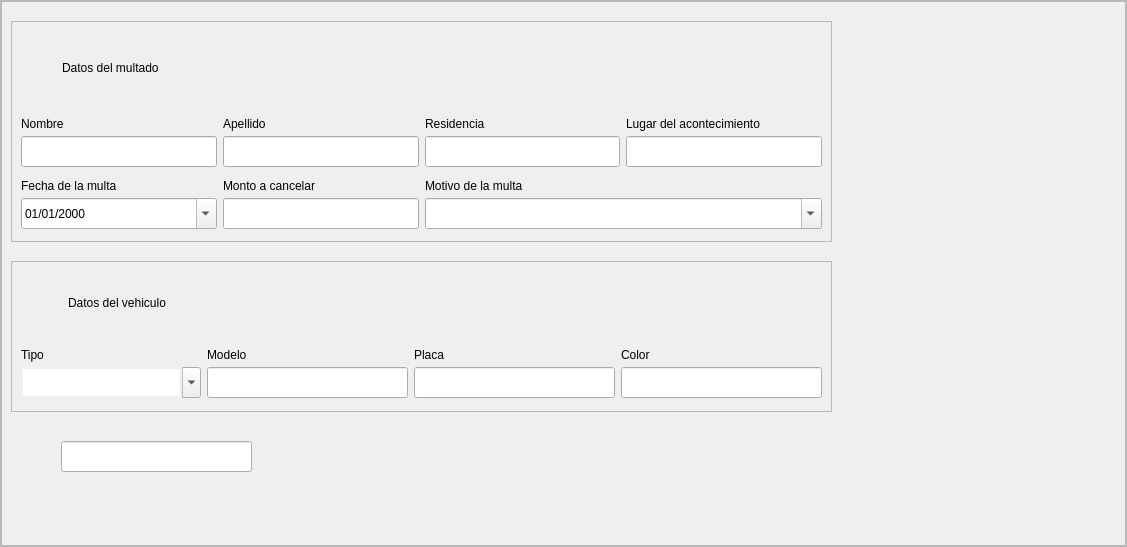
Enmanuel-86/MultasLoader, file src/ui/pantalla_multados_view.ui: the form before one commit.
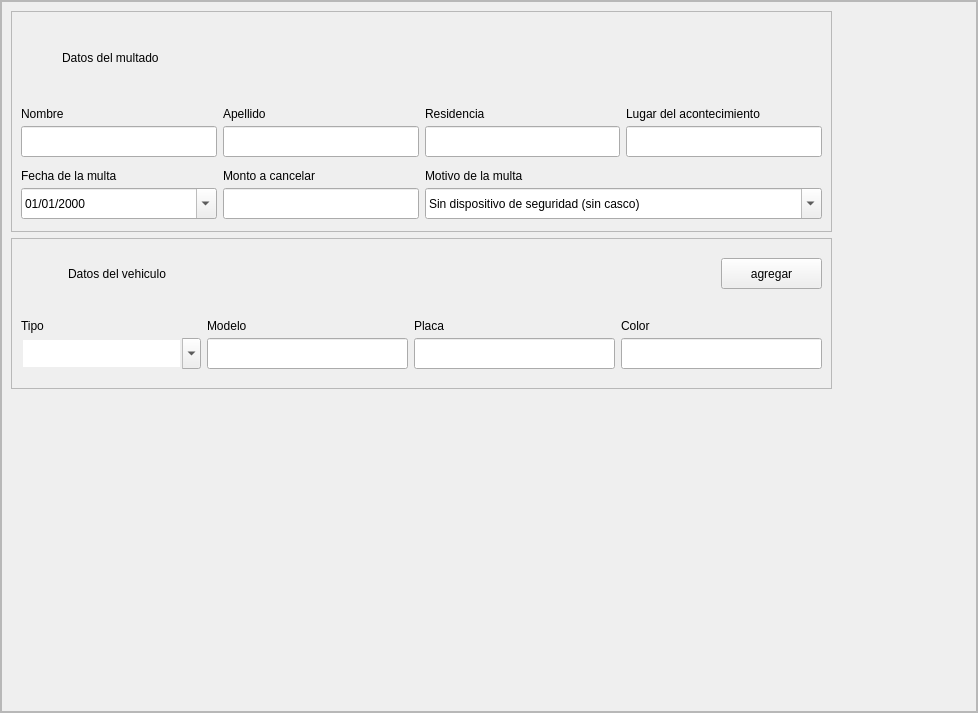
The form after the commit. Icons and pictures are not drawn.

```diff
--- a/src/ui/pantalla_multados_view.ui
+++ b/src/ui/pantalla_multados_view.ui
@@ -6,8 +6,8 @@
    <rect>
     <x>0</x>
     <y>0</y>
-    <width>1127</width>
-    <height>547</height>
+    <width>978</width>
+    <height>713</height>
    </rect>
   </property>
   <property name="windowTitle">
@@ -402,8 +402,8 @@
        <rect>
         <x>0</x>
         <y>0</y>
-        <width>1125</width>
-        <height>545</height>
+        <width>976</width>
+        <height>711</height>
        </rect>
       </property>
       <layout class="QVBoxLayout" name="verticalLayout_2">
@@ -433,15 +433,11 @@
          <property name="tipo" stdset="0">
           <string>frame_principal</string>
          </property>
+         <layout class="QGridLayout" name="gridLayout_3">
+          <item row="0" column="0" colspan="2">
+           <layout class="QVBoxLayout" name="verticalLayout_5">
+            <item>
          <widget class="QFrame" name="frame_form">
-          <property name="geometry">
-           <rect>
-            <x>10</x>
-            <y>20</y>
-            <width>821</width>
-            <height>221</height>
-           </rect>
-          </property>
           <property name="minimumSize">
            <size>
             <width>821</width>
@@ -987,11 +983,6 @@
                    <property name="editable">
                     <bool>true</bool>
                    </property>
-                   <item>
-                    <property name="text">
-                     <string/>
-                    </property>
-                   </item>
                    <item>
                     <property name="text">
                      <string>Sin dispositivo de seguridad (sin casco)</string>
@@ -1017,15 +1008,9 @@
            </item>
           </layout>
          </widget>
+            </item>
+            <item>
          <widget class="QFrame" name="frame_form_2">
-          <property name="geometry">
-           <rect>
-            <x>10</x>
-            <y>260</y>
-            <width>821</width>
-            <height>151</height>
-           </rect>
-          </property>
           <property name="minimumSize">
            <size>
             <width>821</width>
@@ -1098,6 +1083,25 @@
                </property>
               </spacer>
              </item>
+                 <item>
+                  <widget class="QPushButton" name="pushButton">
+                   <property name="minimumSize">
+                    <size>
+                     <width>101</width>
+                     <height>31</height>
+                    </size>
+                   </property>
+                   <property name="maximumSize">
+                    <size>
+                     <width>101</width>
+                     <height>31</height>
+                    </size>
+                   </property>
+                   <property name="text">
+                    <string>agregar</string>
+                   </property>
+                  </widget>
+                 </item>
             </layout>
            </item>
            <item>
@@ -1399,34 +1403,36 @@
            </item>
           </layout>
          </widget>
-         <widget class="QLineEdit" name="lineEdit_nombre_2">
-          <property name="geometry">
-           <rect>
-            <x>60</x>
-            <y>440</y>
-            <width>191</width>
-            <height>31</height>
-           </rect>
-          </property>
-          <property name="minimumSize">
+            </item>
+           </layout>
+          </item>
+          <item row="0" column="2">
+           <spacer name="horizontalSpacer_3">
+            <property name="orientation">
+             <enum>Qt::Horizontal</enum>
+            </property>
+            <property name="sizeHint" stdset="0">
            <size>
-            <width>161</width>
-            <height>31</height>
-           </size>
-          </property>
-          <property name="maximumSize">
+              <width>124</width>
+              <height>20</height>
+             </size>
+            </property>
+           </spacer>
+          </item>
+          <item row="1" column="1">
+           <spacer name="verticalSpacer">
+            <property name="orientation">
+             <enum>Qt::Vertical</enum>
+            </property>
+            <property name="sizeHint" stdset="0">
            <size>
-            <width>201</width>
-            <height>50</height>
-           </size>
-          </property>
-          <property name="text">
-           <string/>
-          </property>
-          <property name="tipo" stdset="0">
-           <string/>
-          </property>
-         </widget>
+              <width>20</width>
+              <height>302</height>
+             </size>
+            </property>
+           </spacer>
+          </item>
+         </layout>
         </widget>
        </item>
       </layout>
```
Left out of the diff: 369 changed lines with no effect on the pictures. Lines whose indentation alone changed are shown as unchanged.
